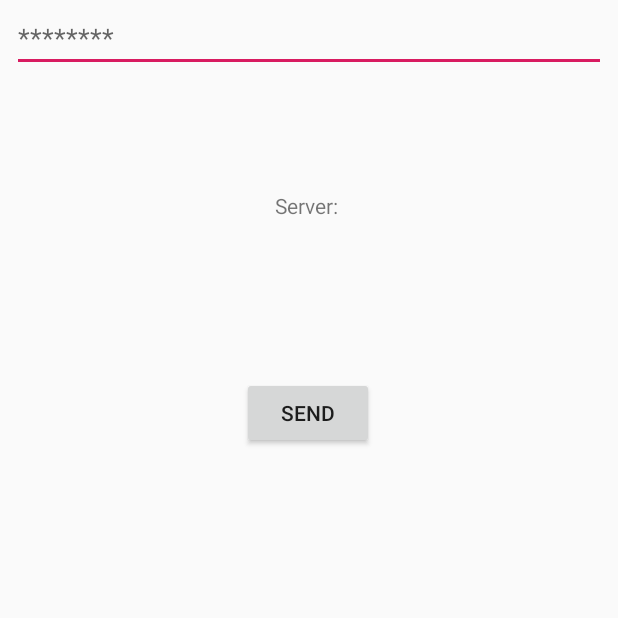
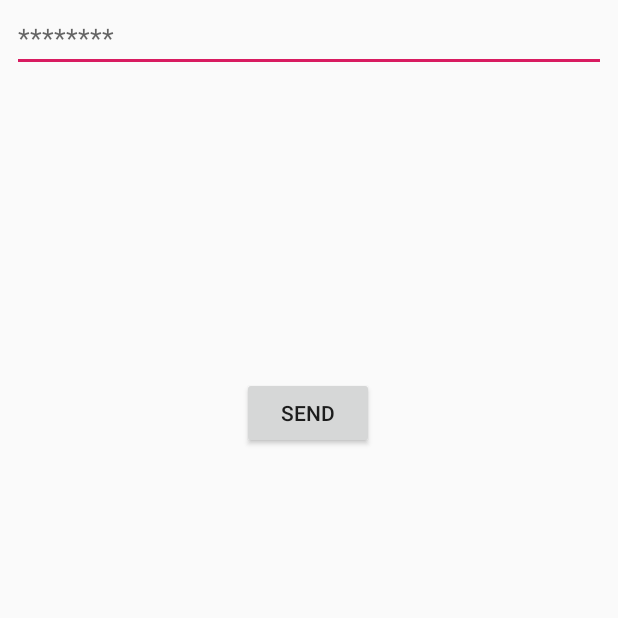
Before and after one commit to annawallner/IceCreamSandwich, an Android app: the screen it shows after launch (MainActivity), on a phone screen of 412 x 824 dp, the part 618-1236 px from its top. Run offline under Robolectric (Android 15) with nearby library versions, the phone set to English and light mode, and no system bars.

Commit message:
next try

```diff
--- a/app/src/main/res/layout/activity_main.xml
+++ b/app/src/main/res/layout/activity_main.xml
@@ -51,7 +51,7 @@
         android:layout_marginEnd="8dp"
         android:layout_marginRight="8dp"
         android:layout_marginBottom="8dp"
-        android:text="Server: "
+
         app:layout_constraintBottom_toBottomOf="parent"
         app:layout_constraintEnd_toEndOf="parent"
         app:layout_constraintStart_toStartOf="parent"
```
Also changed, not shown: 2 other files.
